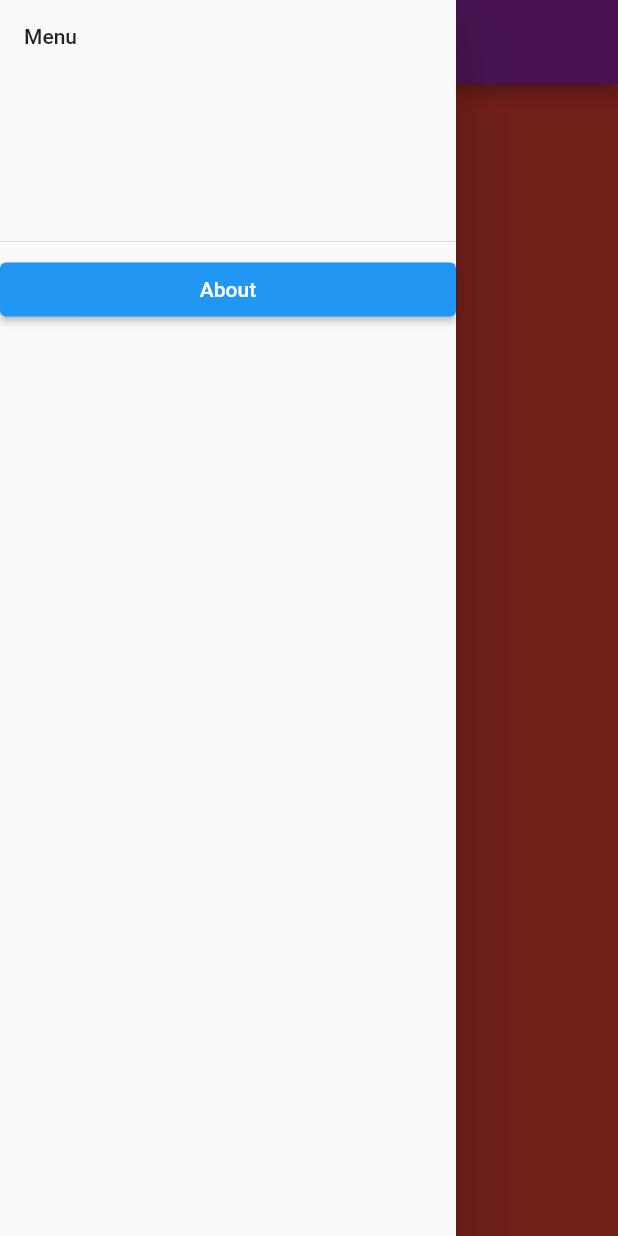
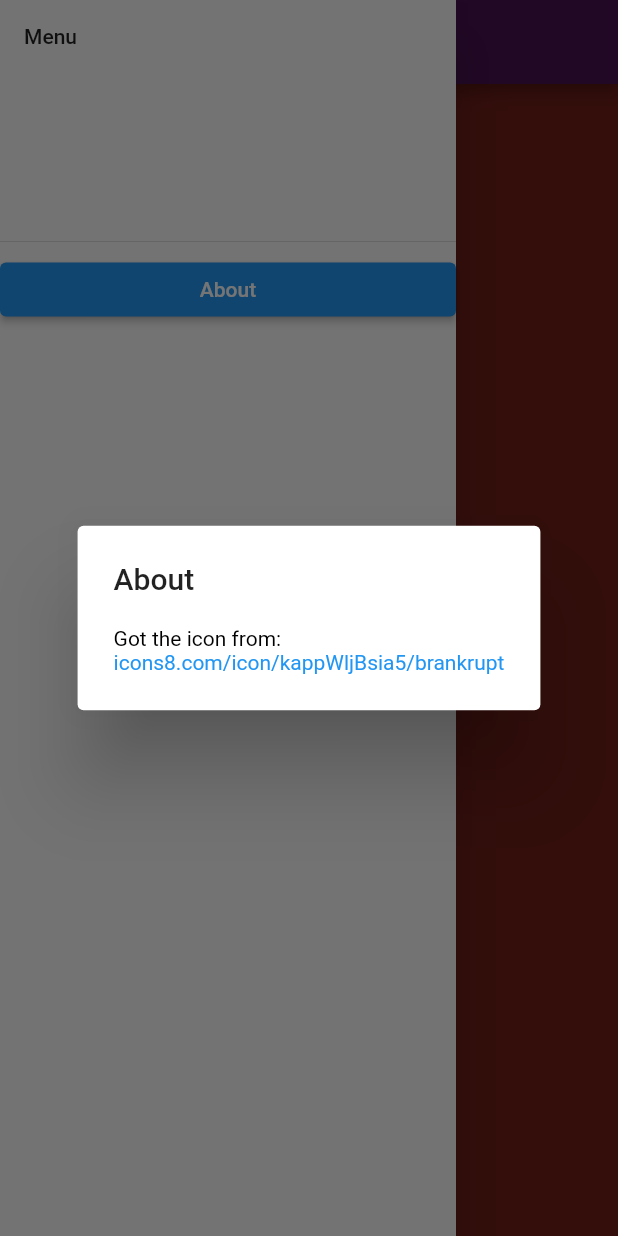
Before and after one commit to matatoMatata94/i_am_poor, a Flutter app: the screen it shows after launch, in the side drawer, after a tap on "About", on a phone screen of 412 x 824 dp. Run offline on Flutter 3.47's test engine with Material 2 defaults, Android fonts, the phone set to English and light mode, and no system bars.

Commit message:
Finished About pop up and added link to it

```diff
--- a/lib/main.dart
+++ b/lib/main.dart
@@ -1,10 +1,29 @@
+import 'package:flutter/gestures.dart';
 import 'package:flutter/material.dart';
+import 'package:url_launcher/url_launcher.dart';
 
 void main() {
-  runApp(
-    MaterialApp(
+  runApp(IamPoorApp());
+}
+
+class IamPoorApp extends StatelessWidget {
+  @override
+  Widget build(BuildContext context) {
+    return MaterialApp(
       debugShowCheckedModeBanner: false,
-      home: Scaffold(
+      home: StartPage(),
+    );
+  }
+}
+
+class StartPage extends StatelessWidget {
+  const StartPage({
+    Key key,
+  }) : super(key: key);
+
+  @override
+  Widget build(BuildContext context) {
+    return Scaffold(
       drawer: Drawer(
         child: ListView(
           children: [
@@ -17,8 +36,7 @@ void main() {
                   context: context,
                   builder: (context) => AlertDialog(
                     title: Text('About'),
-                      content: Text(
-                          '<a target="_blank" href="https://icons8.com/icon/kappWljBsia5/brankrupt">Brankrupt</a> icon by <a target="_blank" href="https://icons8.com">Icons8</a>'),
+                    content: ShowLink(),
                   ),
                 );
               },
@@ -37,7 +55,36 @@ void main() {
         backgroundColor: Colors.purple,
         title: Center(child: Text('I am poor')),
       ),
+    );
+  }
+}
+
+class ShowLink extends StatelessWidget {
+  const ShowLink({
+    Key key,
+  }) : super(key: key);
+
+  @override
+  Widget build(BuildContext context) {
+    return RichText(
+      text: TextSpan(
+        children: [
+          TextSpan(
+            style: TextStyle(color: Colors.black),
+            text: 'Got the icon from:\n',
           ),
+          TextSpan(
+            style: TextStyle(color: Colors.blue),
+            text: 'icons8.com/icon/kappWljBsia5/brankrupt',
+            recognizer: TapGestureRecognizer()
+              ..onTap = () {
+                launch('https://icons8.com/icon/kappWljBsia5/brankrupt');
+              },
+          ),
+        ],
       ),
     );
   }
+}
+
+//<a target="_blank" href="https://icons8.com/icon/kappWljBsia5/brankrupt">Brankrupt</a> icon by <a target="_blank" href="https://icons8.com">Icons8</a>
--- a/pubspec.yaml
+++ b/pubspec.yaml
@@ -13,6 +13,7 @@ dependencies:
   flutter:
     sdk: flutter
   cupertino_icons: ^1.0.2
+  url_launcher: ^6.0.10
 
 dev_dependencies:
   flutter_test:
```
Also changed, not shown: pubspec.lock. Lines whose indentation alone changed are shown as unchanged.
